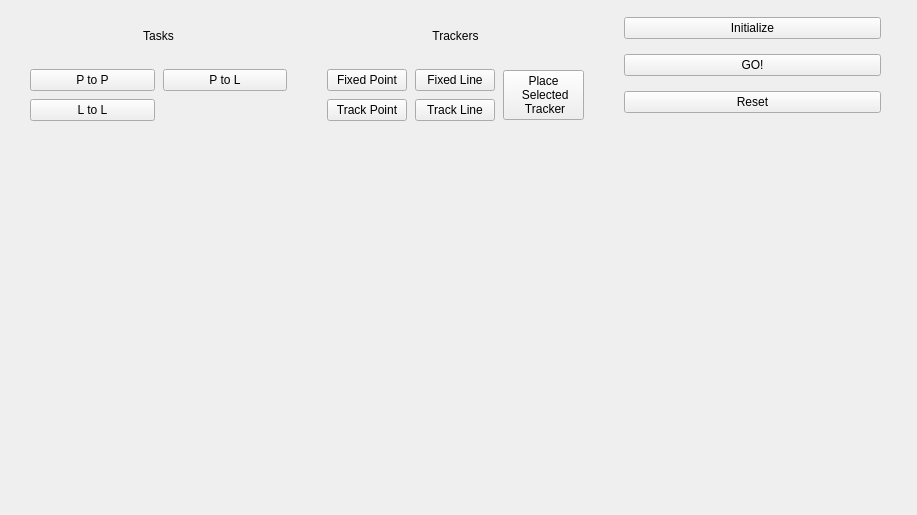
This is catkin_ws/src/rqt_custom_gui/resource/form.ui in ColeDewis/CMPUT428-Project as Qt 5 draws it before an edit. The edited form follows.
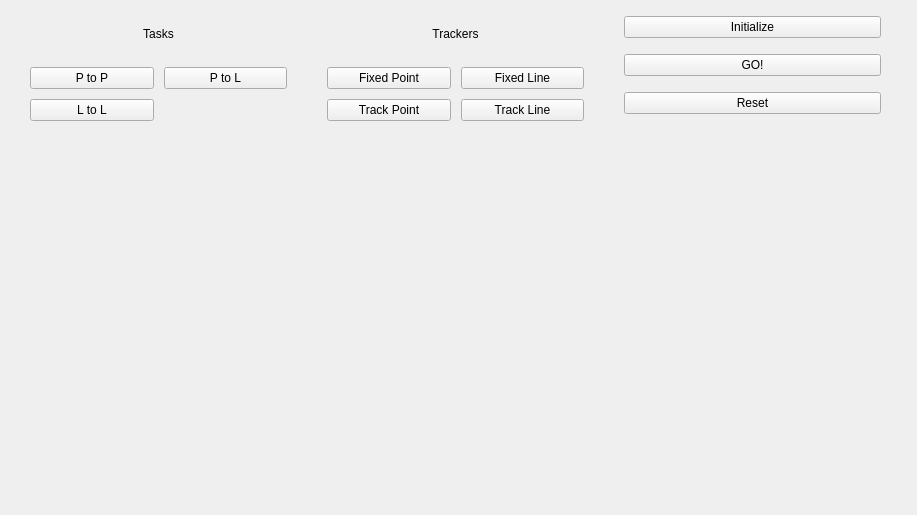
This is the edited form.

```diff
--- a/catkin_ws/src/rqt_custom_gui/resource/form.ui
+++ b/catkin_ws/src/rqt_custom_gui/resource/form.ui
@@ -13,7 +13,7 @@
   <property name="windowTitle">
    <string>Widget</string>
   </property>
-  <widget class="QWidget" name="">
+  <widget class="QWidget" name="layoutWidget">
    <property name="geometry">
     <rect>
      <x>30</x>
@@ -29,7 +29,7 @@
     <item>
      <layout class="QVBoxLayout" name="verticalLayout">
      <property name="spacing">
-         <number>8</number>
+       <number>10</number>
         </property>
       <item>
        <widget class="QLabel" name="TaskLabel">
@@ -44,7 +44,7 @@
       <item>
        <layout class="QGridLayout" name="gridLayout">
        <property name="spacing">
-         <number>8</number>
+         <number>10</number>
         </property>
         <item row="0" column="0">
          <widget class="QPushButton" name="PtoPButton">
@@ -74,7 +74,7 @@
     <item>
      <layout class="QVBoxLayout" name="verticalLayout_4">
      <property name="spacing">
-         <number>8</number>
+       <number>10</number>
         </property>
       <item>
        <widget class="QLabel" name="TrackerLabel">
@@ -89,18 +89,12 @@
       <item>
        <layout class="QVBoxLayout" name="verticalLayout_2">
        <property name="spacing">
-         <number>8</number>
+         <number>10</number>
         </property>
         <item>
          <layout class="QHBoxLayout" name="horizontalLayout">
-         <property name="spacing">
-         <number>8</number>
-        </property>
           <item>
            <layout class="QGridLayout" name="gridLayout_2">
-           <property name="spacing">
-         <number>8</number>
-        </property>
             <item row="0" column="0">
              <widget class="QPushButton" name="FPButton">
               <property name="text">
@@ -131,15 +125,6 @@
             </item>
            </layout>
           </item>
-          <item>
-           <widget class="QPushButton" name="TrackerGoButton">
-            <property name="text">
-             <string>Place 
- Selected 
- Tracker</string>
-            </property>
-           </widget>
-          </item>
          </layout>
         </item>
        </layout>
@@ -149,7 +134,7 @@
     <item>
      <layout class="QVBoxLayout" name="verticalLayout_3">
      <property name="spacing">
-         <number>8</number>
+       <number>10</number>
         </property>
       <item>
        <widget class="QPushButton" name="InitButton">
```
Lines whose indentation alone changed are shown as unchanged.
